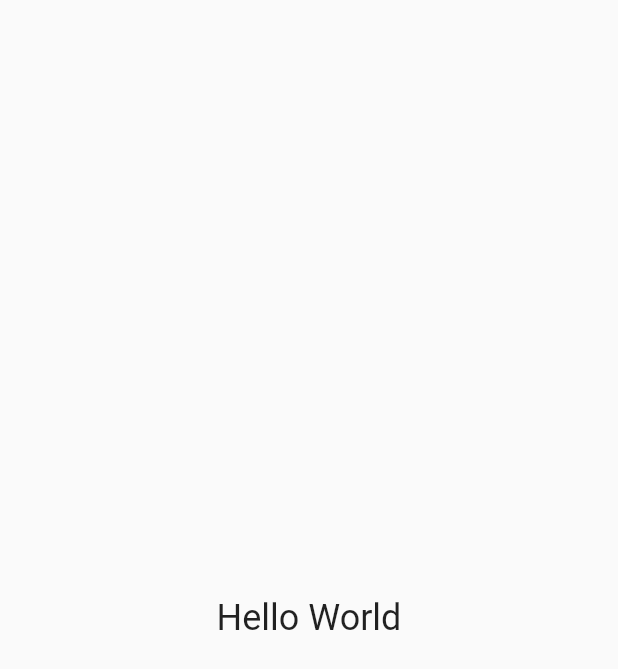
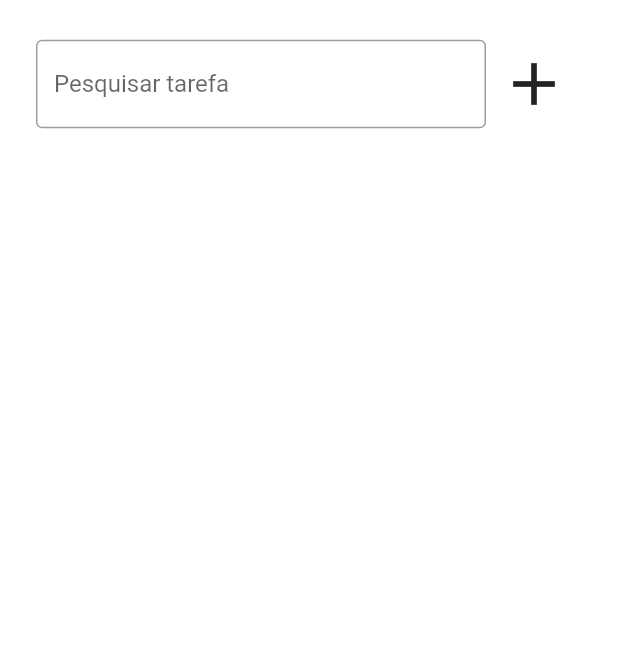
Before and after one commit to pedropfsf/todolist-flutter, a Flutter app: the screen it shows after launch, on a phone screen of 412 x 824 dp. Shown: the top 669 px of the screen. Run offline on Flutter 3.47's test engine with Material 2 defaults, Android fonts, the light colour scheme and no system bars.

Commit message:
feat(tasks): Desenvolvendo funcionalidade de cadastrar tarefa

```diff
--- a/lib/main.dart
+++ b/lib/main.dart
@@ -1,16 +1,57 @@
 import 'package:flutter/material.dart';
+import 'package:todolist/widgets/header.dart';
+import 'package:todolist/widgets/screen_container.dart';
 
-main() => runApp(const App());
+
+main() => runApp(const MaterialApp(
+  home: App()
+));
 
 class AppState extends State<App> {
+  bool isEnableDrag = true;
+
+  dynamic addTask(context) {
+    debugPrint('addTask');
+
+    return () {
+      showModalBottomSheet(
+        context: context,
+        builder: (context) {
+          return const Padding(
+            padding: EdgeInsets.all(16),
+            child: Column(
+              crossAxisAlignment: CrossAxisAlignment.center,
+              children: [
+
+                Row(
+                  children: [
+                    Expanded(
+                      child: TextField(
+                        decoration: InputDecoration(
+                          border: OutlineInputBorder(),
+                          labelText: 'Título',
+                        )
+                      )
+                    )
+                  ],
+                )
+              ]
+            )
+          );
+        }
+      );
+    };
+  }
+
+
   @override
   Widget build(BuildContext context) {
-    return const MaterialApp(
-      home: Scaffold(
-        body: Center(
-          child: Text('Hello World', style: TextStyle(fontSize: 24)),
-        )
-      )
+    return ScreenContainer(
+      children: [
+        Header(
+          addTask: addTask(context),
+        ),
+      ]
     );
   }
 }
--- /dev/null
+++ b/lib/services/view.dart
@@ -0,0 +1,5 @@
+import 'package:flutter/material.dart';
+
+double getHeightStatusBar(context) {
+  return MediaQuery.of(context).viewPadding.top;
+}
--- /dev/null
+++ b/lib/widgets/header.dart
@@ -0,0 +1,34 @@
+import 'package:flutter/material.dart';
+
+class Header extends StatelessWidget {
+  const Header({
+    super.key,
+    required this.addTask
+  });
+
+  final Function() addTask;
+
+  @override
+  Widget build(BuildContext context) {
+    return Row(
+      children: [
+        const Expanded(
+          child: TextField(
+            decoration: InputDecoration(
+              border: OutlineInputBorder(),
+              labelText: 'Pesquisar tarefa',
+            ),
+          )
+        ),
+        IconButton(
+          icon: const Icon(
+            Icons.add,
+          ),
+          iconSize: 48,
+          tooltip: 'Adicionar tarefa',
+          onPressed: addTask,
+        )
+      ]
+    );
+  }
+}
--- /dev/null
+++ b/lib/widgets/screen_container.dart
@@ -0,0 +1,32 @@
+import 'package:flutter/material.dart';
+
+import '../services/view.dart';
+
+class ScreenContainer extends StatelessWidget {
+  const ScreenContainer({
+    super.key,
+    required this.children,
+  });
+
+  final List<Widget> children;
+
+  @override
+  Widget build(BuildContext context) {
+    final statusBarHeight = getHeightStatusBar(context);
+
+    return Scaffold(
+      body: Container(
+        padding: EdgeInsets.only(
+          top: statusBarHeight + 24,
+          left: 24,
+          right: 24,
+          bottom: 24,
+        ),
+        color: Colors.white,
+        child: Column(
+          children: children,
+        )
+      )
+    );
+  }
+}
```
